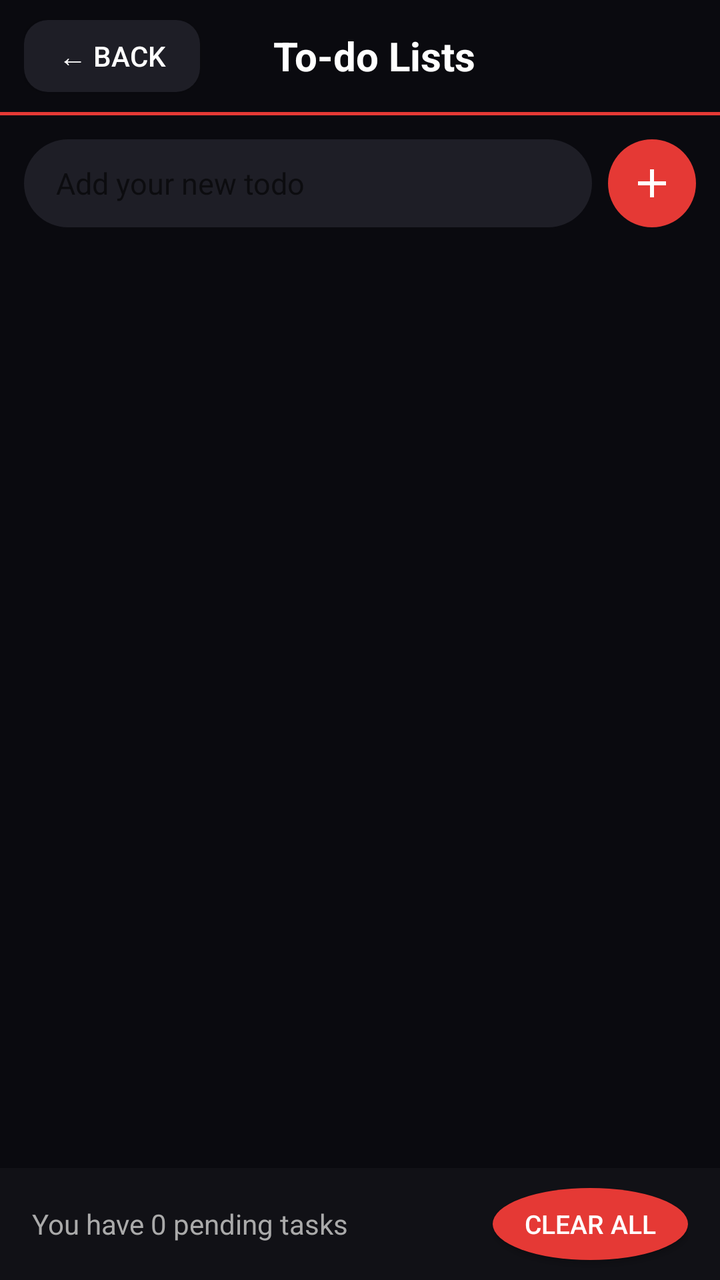
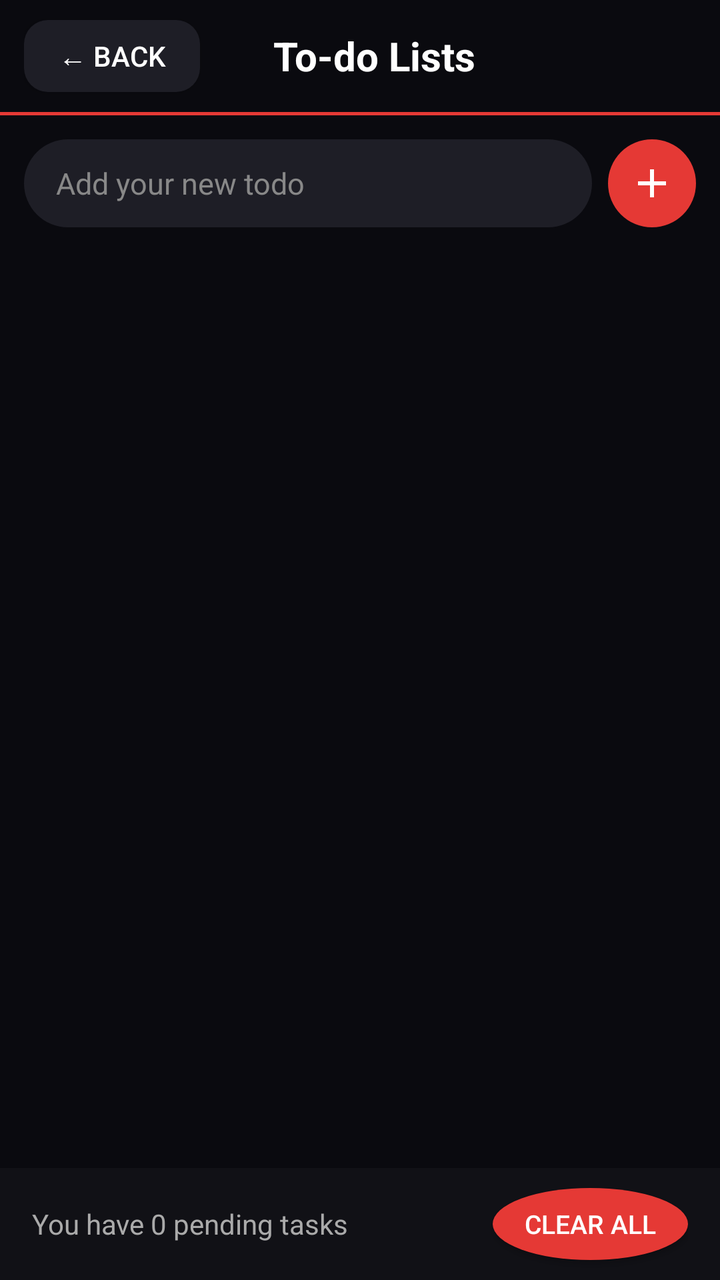

Before-and-after screenshots of an Android layout around one commit, followed by the original layout XML and the change that was made.
<!-- AndroidManifest.xml: application theme Theme.AppCompat.Light.NoActionBar -->
<!-- res/layout/activity_todo.xml -->
<?xml version="1.0" encoding="utf-8"?>
<LinearLayout
    xmlns:android="http://schemas.android.com/apk/res/android"
    android:layout_width="match_parent"
    android:layout_height="match_parent"
    android:background="#0A0A0F"
    android:orientation="vertical">

    
    <LinearLayout
        android:layout_width="match_parent"
        android:layout_height="56dp"
        android:orientation="horizontal"
        android:gravity="center_vertical"
        android:paddingStart="12dp"
        android:paddingEnd="16dp">

        <Button
            android:id="@+id/backButton"
            android:layout_width="wrap_content"
            android:layout_height="36dp"
            android:text="← Back"
            android:textColor="#FFFFFF"
            android:textSize="14sp"
            android:background="@drawable/rounded_dark_button"
            android:paddingStart="12dp"
            android:paddingEnd="12dp"/>

        <TextView
            android:layout_width="0dp"
            android:layout_height="wrap_content"
            android:layout_weight="1"
            android:text="To-do Lists"
            android:textColor="#FFFFFF"
            android:textSize="20sp"
            android:textStyle="bold"
            android:gravity="center"/>

        <View
            android:layout_width="70dp"
            android:layout_height="wrap_content"/>

    </LinearLayout>

    
    <View
        android:layout_width="match_parent"
        android:layout_height="1.5dp"
        android:background="#E53935"/>

    
    <LinearLayout
        android:layout_width="match_parent"
        android:layout_height="wrap_content"
        android:orientation="horizontal"
        android:gravity="center_vertical"
        android:padding="12dp">

        <EditText
            android:id="@+id/todoInput"
            android:layout_width="0dp"
            android:layout_height="44dp"
            android:layout_weight="1"
            android:background="@drawable/input_background"
            android:paddingStart="16dp"
            android:paddingEnd="16dp"
            android:hint="Add your new todo"
            android:hintTextColor="#888888"
            android:textColor="#FFFFFF"
            android:textSize="15sp"
            android:inputType="text"
            android:layout_marginEnd="8dp"/>

        <ImageButton
            android:id="@+id/addTodoButton"
            android:layout_width="44dp"
            android:layout_height="44dp"
            android:background="@drawable/rounded_red_button"
            android:src="@drawable/ic_add"
            android:padding="10dp"
            android:contentDescription="Add Todo"/>

    </LinearLayout>

    
    <androidx.recyclerview.widget.RecyclerView
        android:id="@+id/todoRecyclerView"
        android:layout_width="match_parent"
        android:layout_height="0dp"
        android:layout_weight="1"
        android:paddingTop="8dp"
        android:clipToPadding="false"/>

    
    <LinearLayout
        android:layout_width="match_parent"
        android:layout_height="56dp"
        android:orientation="horizontal"
        android:gravity="center_vertical"
        android:paddingStart="16dp"
        android:paddingEnd="16dp"
        android:background="#111116">

        <TextView
            android:id="@+id/pendingCount"
            android:layout_width="0dp"
            android:layout_height="wrap_content"
            android:layout_weight="1"
            android:text="You have 0 pending tasks"
            android:textColor="#AAAAAA"
            android:textSize="14sp"/>

        <Button
            android:id="@+id/clearAllButton"
            android:layout_width="wrap_content"
            android:layout_height="36dp"
            android:text="Clear All"
            android:textColor="#FFFFFF"
            android:textSize="13sp"
            android:background="@drawable/rounded_red_button"
            android:paddingStart="16dp"
            android:paddingEnd="16dp"/>

    </LinearLayout>

</LinearLayout>
<!-- resources referenced by this layout -->
<resources>
  <!-- drawable ic_add (drawable) -->
  <?xml version="1.0" encoding="utf-8"?>
  <vector xmlns:android="http://schemas.android.com/apk/res/android"
      android:width="24dp"
      android:height="24dp"
      android:viewportWidth="24"
      android:viewportHeight="24">
      <path
          android:fillColor="#FFFFFF"
          android:pathData="M19,13h-6v6h-2v-6H5v-2h6V5h2v6h6v2z"/>
  </vector>
  <!-- drawable input_background (drawable) -->
  <?xml version="1.0" encoding="utf-8"?>
  <shape xmlns:android="http://schemas.android.com/apk/res/android"
      android:shape="rectangle">
      <solid android:color="#1E1E26"/>
      <corners android:radius="24dp"/>
  </shape>
  <!-- drawable rounded_dark_button (drawable) -->
  <?xml version="1.0" encoding="utf-8"?>
  <shape xmlns:android="http://schemas.android.com/apk/res/android"
      android:shape="rectangle">
      <solid android:color="#1E1E26"/>
      <corners android:radius="12dp"/>
  </shape>
  <!-- drawable rounded_red_button (drawable) -->
  <?xml version="1.0" encoding="utf-8"?>
  <shape xmlns:android="http://schemas.android.com/apk/res/android"
      android:shape="oval">
      <solid android:color="#E53935"/>
  </shape>
</resources>

<!-- the commit's change to res/layout/activity_todo.xml (unified diff, before → after) -->
@@ -58,6 +58,7 @@
 
         <EditText
             android:id="@+id/todoInput"
+            style="@style/WhiteHintEditText"
             android:layout_width="0dp"
             android:layout_height="44dp"
             android:layout_weight="1"
@@ -65,7 +66,6 @@
             android:paddingStart="16dp"
             android:paddingEnd="16dp"
             android:hint="Add your new todo"
-            android:hintTextColor="#888888"
             android:textColor="#FFFFFF"
             android:textSize="15sp"
             android:inputType="text"
<!-- resource entries referenced after the edit -->
@@ -31,5 +31,9 @@
       android:shape="oval">
       <solid android:color="#E53935"/>
   </shape>
+  <style name="WhiteHintEditText" parent="Widget.AppCompat.EditText">
+          <item name="android:textColor">#FFFFFF</item>
+          <item name="android:textColorHint">#888888</item>
+      </style>
 </resources>
 
